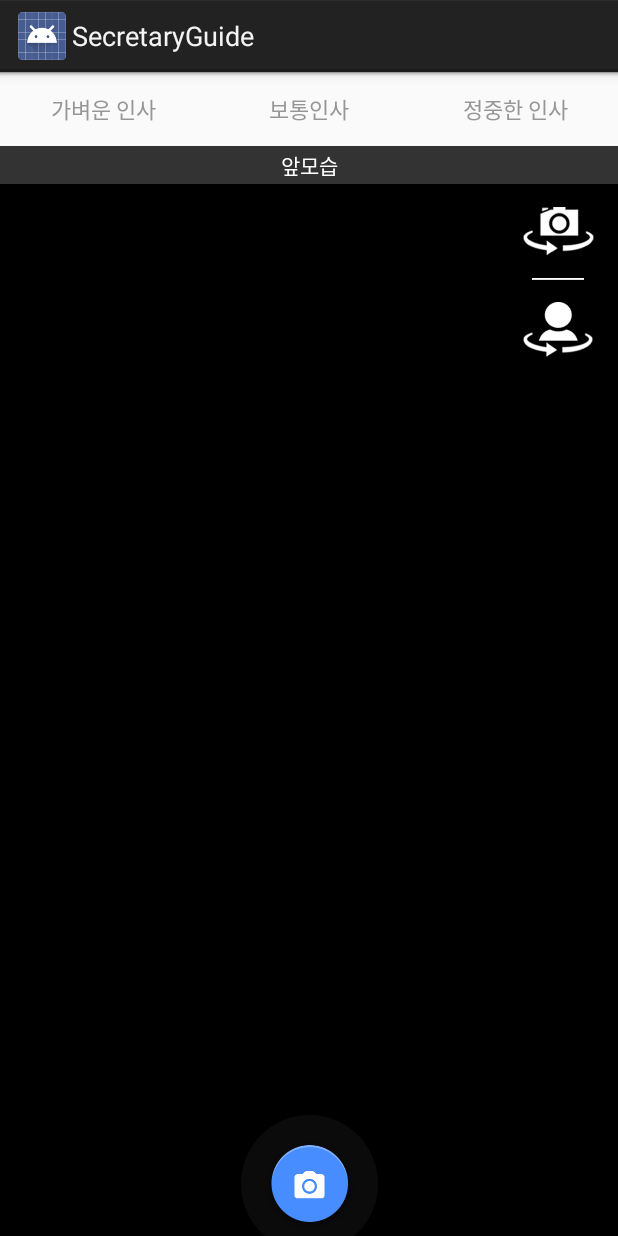
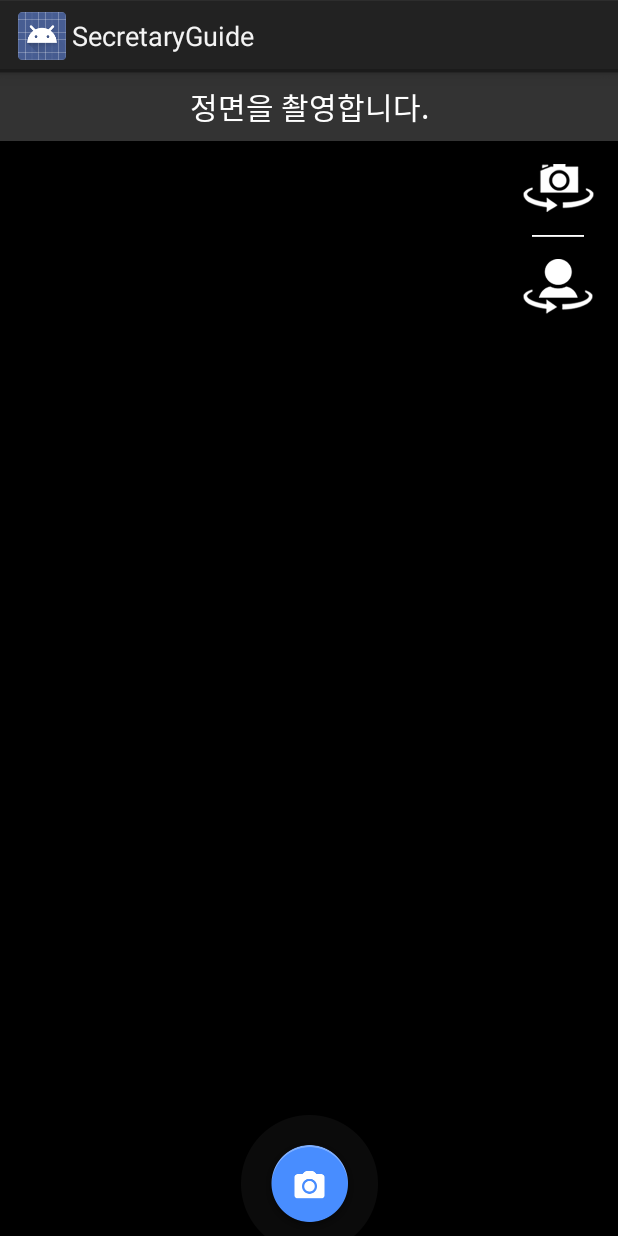
Before and after one commit to werwe/SecretaryGuide, an Android app: the layout activity_record.xml on its own in the app's theme, with its tools: preview values and no code run, on a phone screen of 412 x 824 dp. Run offline under Robolectric (Android 15) with nearby library versions, the light colour scheme and no system bars.

Commit message:
Modify RecordActivity

```diff
--- a/app/src/main/AndroidManifest.xml
+++ b/app/src/main/AndroidManifest.xml
@@ -36,6 +36,8 @@
         <activity
             android:name="kr.co.starmark.secretaryguide.RecordActivity"
             android:label="@string/app_name"
+
+            android:theme="@android:style/Theme.Holo.NoActionBar.Fullscreen"
             android:screenOrientation="portrait" />
         <activity android:name="kr.co.starmark.secretaryguide.ClippingVideoViewTest" >
 
--- a/app/src/main/res/layout/activity_record.xml
+++ b/app/src/main/res/layout/activity_record.xml
@@ -5,68 +5,21 @@
     android:background="@android:color/black"
     tools:context=".RecordActivity">
 
-    <RadioGroup
-        android:id="@+id/menu"
-        android:layout_width="match_parent"
-        android:layout_height="wrap_content"
-        android:orientation="horizontal"
-        android:padding="0dp">
-
-        <RadioButton
-            android:id="@+id/greeting1"
-            android:layout_width="match_parent"
-            android:layout_height="49dp"
-            android:layout_weight="1"
-            android:background="@drawable/select_tab"
-            android:button="@null"
-            android:gravity="center"
-            android:text="가벼운 인사"
-            android:textColor="@drawable/radio_text_color"
-            android:textSize="14.5dp" />
-
-        <RadioButton
-            android:id="@+id/greeting2"
-            android:layout_width="match_parent"
-            android:layout_height="49dp"
-            android:layout_weight="1"
-            android:background="@drawable/select_tab"
-            android:button="@null"
-            android:gravity="center"
-            android:text="보통인사"
-            android:textColor="@drawable/radio_text_color"
-            android:textSize="14.5dp" />
-
-        <RadioButton
-            android:id="@+id/greeting3"
-            android:layout_width="match_parent"
-            android:layout_height="49dp"
-            android:layout_weight="1"
-            android:background="@drawable/select_tab"
-            android:button="@null"
-            android:gravity="center"
-            android:text="정중한 인사"
-            android:textColor="@drawable/radio_text_color"
-            android:textSize="14.5dp"
-
-            />
-
-    </RadioGroup>
-
     <FrameLayout
         android:id="@+id/container"
         android:layout_width="match_parent"
         android:layout_height="match_parent"
-        android:layout_below="@id/menu" />
+        />
 
     <TextView
         android:id="@+id/side"
         android:layout_width="match_parent"
         android:layout_height="wrap_content"
-        android:layout_below="@id/menu"
         android:background="#33ffffff"
         android:gravity="center"
-        android:padding="2dp"
-        android:text="앞모습"
+        android:padding="8dp"
+        android:textSize="20dp"
+        android:text="정면을 촬영합니다."
         android:textColor="#ffff" />
 
     <LinearLayout
```
Also changed, not shown: app/src/main/java/kr/co/starmark/secretaryguide/RecordActivity.java (+5 -60 lines).
